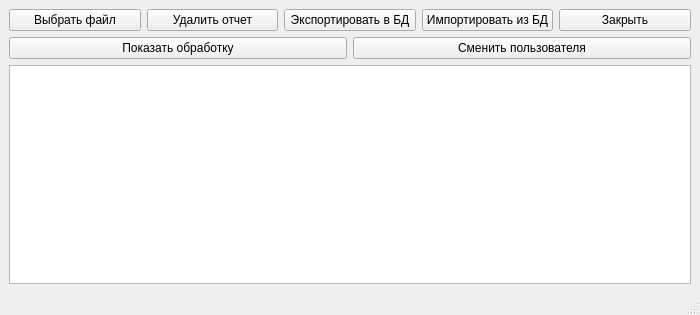
First picture: the form in mainWindow.ui, repository RomanB51/Project, before the edit.
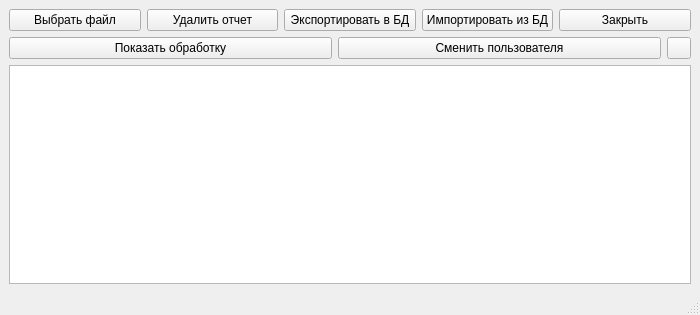
Second picture: the form after the edit.

What changed in the file:
```diff
--- a/mainWindow.ui
+++ b/mainWindow.ui
@@ -14,10 +14,6 @@
    <string>Система обработки текста</string>
   </property>
   <widget class="QWidget" name="centralwidget">
-   <layout class="QVBoxLayout" name="verticalLayout_3">
-    <item>
-     <layout class="QVBoxLayout" name="verticalLayout_2">
-      <item>
        <layout class="QVBoxLayout" name="verticalLayout">
         <item>
          <layout class="QHBoxLayout" name="horizontalLayout">
@@ -59,6 +55,8 @@
          </layout>
         </item>
         <item>
+     <layout class="QHBoxLayout" name="horizontalLayout_3">
+      <item>
          <layout class="QHBoxLayout" name="horizontalLayout_2">
           <item>
            <widget class="QPushButton" name="pushButton_Report">
@@ -76,6 +74,25 @@
           </item>
          </layout>
         </item>
+      <item>
+       <widget class="QPushButton" name="pushButton_day_night_theme">
+        <property name="sizePolicy">
+         <sizepolicy hsizetype="Fixed" vsizetype="Fixed">
+          <horstretch>0</horstretch>
+          <verstretch>0</verstretch>
+         </sizepolicy>
+        </property>
+        <property name="maximumSize">
+         <size>
+          <width>24</width>
+          <height>24</height>
+         </size>
+        </property>
+        <property name="text">
+         <string/>
+        </property>
+       </widget>
+      </item>
        </layout>
       </item>
       <item>
@@ -102,8 +119,6 @@
          <bool>false</bool>
         </attribute>
        </widget>
-      </item>
-     </layout>
     </item>
    </layout>
   </widget>
```
Lines whose indentation alone changed are shown as unchanged.
